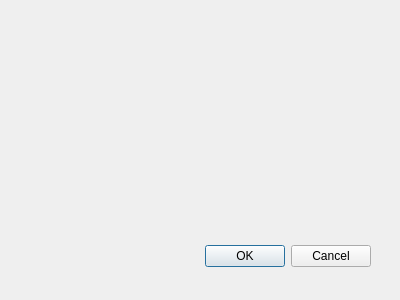
Above: Client/routedialog.ui from ArtemD/SpeedFreak before the change. Below: the same form after it.
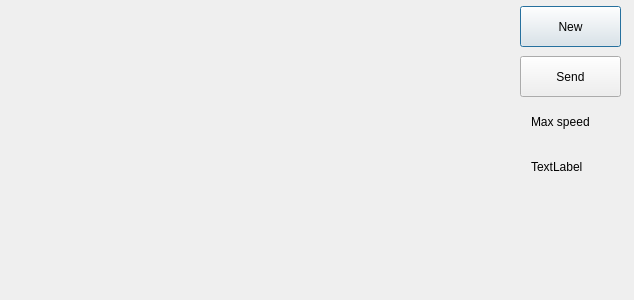
That is the form after the change.

Commit message: Added route drawing functionality using new route dialog.

```diff
--- a/Client/routedialog.ui
+++ b/Client/routedialog.ui
@@ -8,27 +8,63 @@
    <rect>
     <x>0</x>
     <y>0</y>
-    <width>400</width>
+    <width>634</width>
     <height>300</height>
    </rect>
   </property>
   <property name="windowTitle">
    <string>Dialog</string>
   </property>
-  <widget class="QDialogButtonBox" name="buttonBox">
+  <widget class="QPushButton" name="newPushButton">
    <property name="geometry">
     <rect>
-     <x>30</x>
-     <y>240</y>
-     <width>341</width>
-     <height>32</height>
+     <x>520</x>
+     <y>6</y>
+     <width>101</width>
+     <height>41</height>
     </rect>
    </property>
-   <property name="orientation">
-    <enum>Qt::Horizontal</enum>
+   <property name="text">
+    <string>New</string>
    </property>
-   <property name="standardButtons">
-    <set>QDialogButtonBox::Cancel|QDialogButtonBox::Ok</set>
+  </widget>
+  <widget class="QPushButton" name="sendPushButton">
+   <property name="geometry">
+    <rect>
+     <x>520</x>
+     <y>56</y>
+     <width>101</width>
+     <height>41</height>
+    </rect>
+   </property>
+   <property name="text">
+    <string>Send</string>
+   </property>
+  </widget>
+  <widget class="QLabel" name="maxSpeedLabel">
+   <property name="geometry">
+    <rect>
+     <x>531</x>
+     <y>106</y>
+     <width>91</width>
+     <height>31</height>
+    </rect>
+   </property>
+   <property name="text">
+    <string>Max speed</string>
+   </property>
+  </widget>
+  <widget class="QLabel" name="speedValueLabel">
+   <property name="geometry">
+    <rect>
+     <x>531</x>
+     <y>146</y>
+     <width>91</width>
+     <height>41</height>
+    </rect>
+   </property>
+   <property name="text">
+    <string>TextLabel</string>
    </property>
   </widget>
  </widget>
```
Left out of the diff: 40 changed lines with no effect on the pictures. The commit also changes 2 other files.
